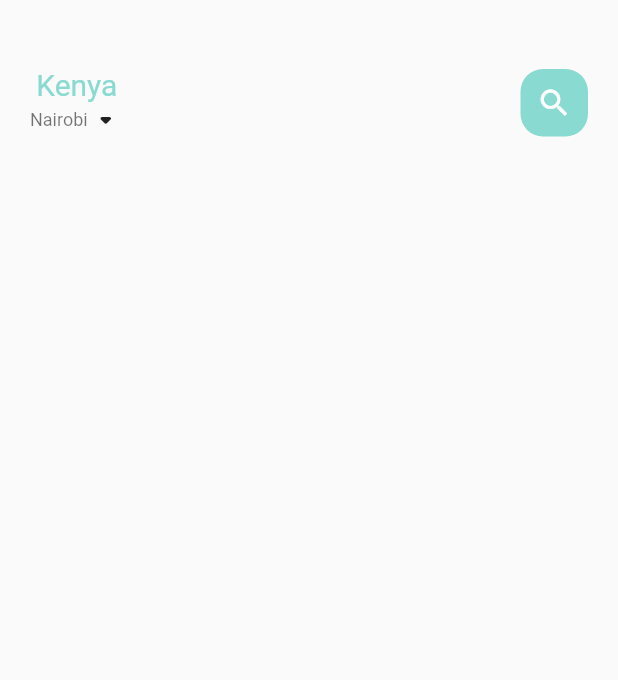
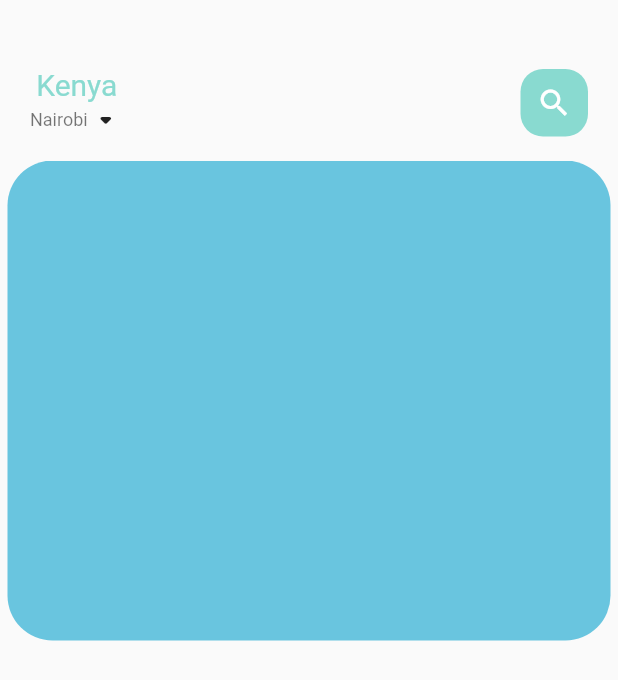
Before and after one commit to bettlameck/Food-Delivery-App, a Flutter app: the screen it shows after launch, on a phone screen of 412 x 824 dp. Shown: the top 680 px of the screen. Run offline on Flutter 3.47's test engine with Material 2 defaults, Android fonts, the phone set to English and light mode, and no system bars.

Commit message:
FoodPageBody

```diff
--- /dev/null
+++ b/lib/home/food_page_body.dart
@@ -0,0 +1,32 @@
+import 'package:flutter/cupertino.dart';
+
+class FoodPageBody extends StatefulWidget {
+  const FoodPageBody({Key? key}) : super(key: key);
+
+  @override
+  State<FoodPageBody> createState() => _FoodPageBodyState();
+}
+
+class _FoodPageBodyState extends State<FoodPageBody> {
+  @override
+  Widget build(BuildContext context) {
+    return Container(
+      height: 320,
+      child: PageView.builder(
+          itemCount: 5,
+          itemBuilder: (context, position) {
+            return buildPageItem(position);
+          }),
+    );
+  }
+
+  Widget buildPageItem(int index) {
+    return Container(
+      height: 220,
+      margin: EdgeInsets.only(left: 5, right: 5),
+      decoration: BoxDecoration(
+          borderRadius: BorderRadius.circular(30), color: index.isEven? Color(0xFF69c5df):Color(0xFF9294cc)
+          ),
+    );
+  }
+}
--- a/lib/home/main_food_page.dart
+++ b/lib/home/main_food_page.dart
@@ -3,6 +3,8 @@ import 'package:flutter/material.dart';
 import 'package:food_delivery/utils/color.dart';
 import 'package:food_delivery/widgets/big_text.dart';
 import 'package:food_delivery/widgets/small_text.dart';
+
+import 'food_page_body.dart';
 
 class MainFoodPage extends StatefulWidget {
   const MainFoodPage({Key? key}) : super(key: key);
@@ -59,6 +61,7 @@ class _MainFoodPageState extends State<MainFoodPage> {
               ),
             ),
           ),
+          FoodPageBody(),
         ],
       ),
     );
```
